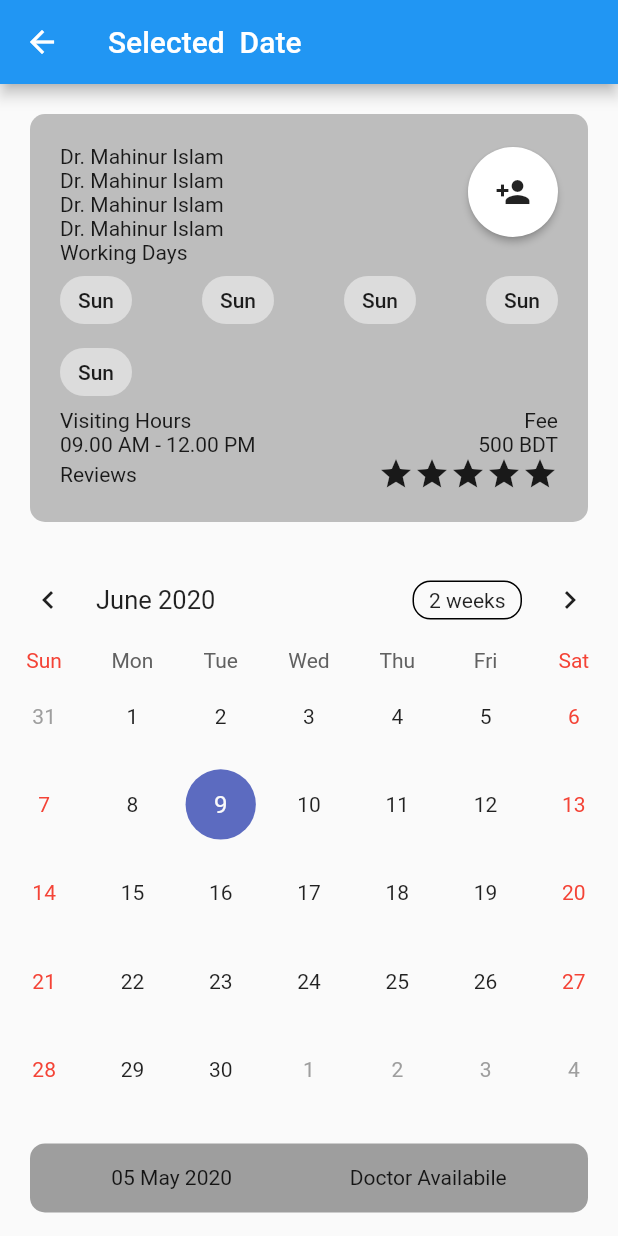
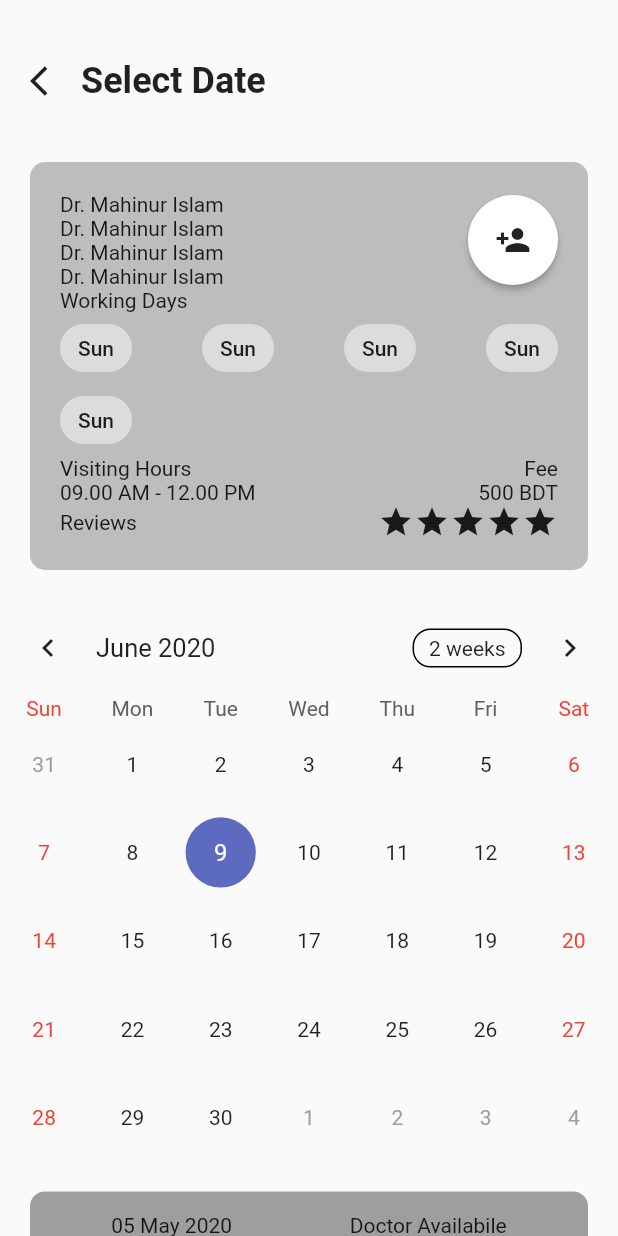
Before and after one commit to jpmehedi/flutter-eDaktar-test-project, a Flutter app: the AppoinmentDatePicker screen opened by its route, on a phone screen of 412 x 824 dp. Run offline on Flutter 3.47's test engine with Material 2 defaults, Android fonts, the phone set to English and light mode, and no system bars; drawn by our look-alikes of table_calendar.

Commit message:
iOs back arrow

```diff
--- a/lib/screens/appoinment_data_picker.dart
+++ b/lib/screens/appoinment_data_picker.dart
@@ -26,13 +26,37 @@ class _AppoinmentDatePickerState extends State<AppoinmentDatePicker> {
   Widget build(BuildContext context) {
     return SafeArea(
       child: Scaffold(
-        appBar: AppBar(
-          title: Text("Selected  Date"),
-        ),
         body: SingleChildScrollView(
           child: Container(
             child: Column(
               children: <Widget>[
+                Container(
+                  padding: EdgeInsets.only(top: 20),
+                  child: FlatButton(
+                    padding: EdgeInsets.zero,
+                    onPressed: () {
+                      Navigator.pop(context);
+                    },
+                    child: Padding(
+                      padding: const EdgeInsets.all(20.0),
+                      child: Row(
+                        children: <Widget>[
+                          Icon(Icons.arrow_back_ios),
+                          SizedBox(
+                            width: 10,
+                          ),
+                          Text(
+                            "Select Date",
+                            style: TextStyle(
+                              fontWeight: FontWeight.bold,
+                              fontSize: 24,
+                            ),
+                          ),
+                        ],
+                      ),
+                    ),
+                  ),
+                ),
                 Padding(
                   padding: const EdgeInsets.all(20.0),
                   child: Container(
@@ -140,7 +164,7 @@ class _AppoinmentDatePickerState extends State<AppoinmentDatePicker> {
                     calendarController: _calendarController,
                   ),
                 ),
-             Padding(
+                Padding(
                   padding: const EdgeInsets.all(20.0),
                   child: Container(
                     padding: EdgeInsets.all(15),
@@ -157,7 +181,8 @@ class _AppoinmentDatePickerState extends State<AppoinmentDatePicker> {
                   ),
                 ),
                 Padding(
-                  padding: const EdgeInsets.only(left: 20, right: 20,bottom: 20),
+                  padding:
+                      const EdgeInsets.only(left: 20, right: 20, bottom: 20),
                   child: Container(
                     width: double.infinity,
                     decoration: BoxDecoration(
```
